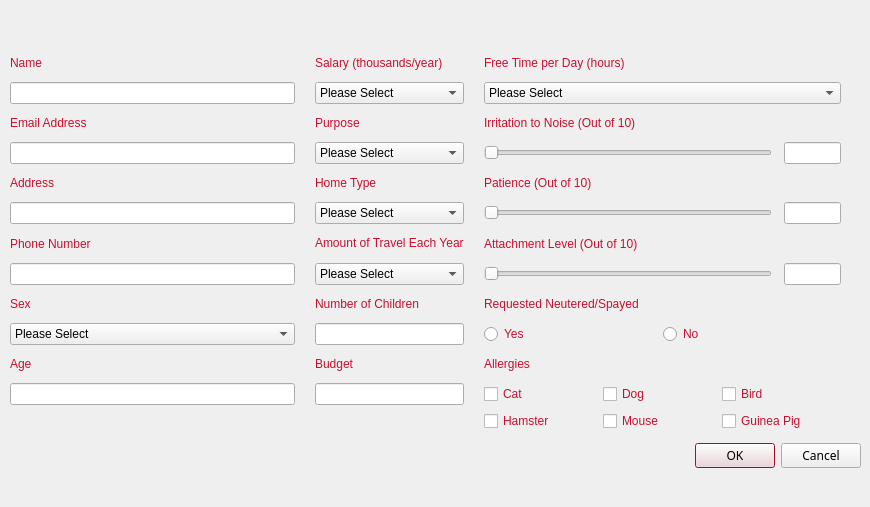
The window that cuACS/editprofile.ui (cameronhawtin/Animal-Farm-cuACS) describes before a commit, drawn with Qt 5.
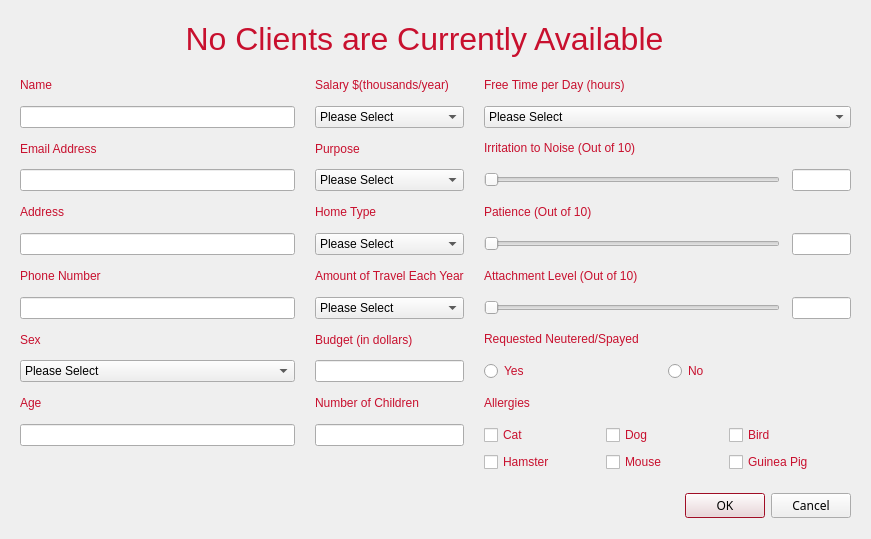
The same window after the commit.

What changed in the file:
```diff
--- a/cuACS/editprofile.ui
+++ b/cuACS/editprofile.ui
@@ -6,8 +6,8 @@
    <rect>
     <x>0</x>
     <y>0</y>
-    <width>870</width>
-    <height>507</height>
+    <width>871</width>
+    <height>539</height>
    </rect>
   </property>
   <property name="palette">
@@ -161,8 +161,8 @@
   <widget class="QDialogButtonBox" name="buttonBox">
    <property name="geometry">
     <rect>
-     <x>520</x>
-     <y>440</y>
+     <x>510</x>
+     <y>490</y>
      <width>341</width>
      <height>32</height>
     </rect>
@@ -182,116 +182,16 @@
   <widget class="QWidget" name="gridLayoutWidget">
    <property name="geometry">
     <rect>
-     <x>10</x>
-     <y>50</y>
+     <x>20</x>
+     <y>70</y>
      <width>831</width>
-     <height>381</height>
+     <height>402</height>
     </rect>
    </property>
-   <layout class="QGridLayout" name="gridLayout" columnstretch="4,2,5">
+   <layout class="QGridLayout" name="gridLayout" columnstretch="3,1,4">
     <property name="horizontalSpacing">
      <number>20</number>
     </property>
-    <item row="1" column="1">
-     <widget class="QComboBox" name="salaryComboBox">
-      <property name="enabled">
-       <bool>true</bool>
-      </property>
-      <item>
-       <property name="text">
-        <string>Please Select</string>
-       </property>
-      </item>
-      <item>
-       <property name="text">
-        <string>0 - 30</string>
-       </property>
-      </item>
-      <item>
-       <property name="text">
-        <string>30 - 50</string>
-       </property>
-      </item>
-      <item>
-       <property name="text">
-        <string>50 - 70</string>
-       </property>
-      </item>
-      <item>
-       <property name="text">
-        <string>70 - 90</string>
-       </property>
-      </item>
-      <item>
-       <property name="text">
-        <string>90 - 110</string>
-       </property>
-      </item>
-      <item>
-       <property name="text">
-        <string>110 - 130</string>
-       </property>
-      </item>
-      <item>
-       <property name="text">
-        <string>130+</string>
-       </property>
-      </item>
-     </widget>
-    </item>
-    <item row="2" column="0">
-     <widget class="QLabel" name="emailLabel">
-      <property name="enabled">
-       <bool>true</bool>
-      </property>
-      <property name="text">
-       <string>Email Address</string>
-      </property>
-     </widget>
-    </item>
-    <item row="6" column="1">
-     <widget class="QLabel" name="travelLabel">
-      <property name="enabled">
-       <bool>true</bool>
-      </property>
-      <property name="text">
-       <string>&lt;html&gt;&lt;head/&gt;&lt;body&gt;&lt;p&gt;Amount of Travel Each Year&lt;/p&gt;&lt;/body&gt;&lt;/html&gt;</string>
-      </property>
-     </widget>
-    </item>
-    <item row="7" column="0">
-     <widget class="QLineEdit" name="phoneLineEdit"/>
-    </item>
-    <item row="7" column="2">
-     <layout class="QHBoxLayout" name="horizontalLayout_9" stretch="10,2">
-      <property name="spacing">
-       <number>12</number>
-      </property>
-      <item>
-       <widget class="QSlider" name="attachmentSlider">
-        <property name="maximum">
-         <number>10</number>
-        </property>
-        <property name="pageStep">
-         <number>2</number>
-        </property>
-        <property name="orientation">
-         <enum>Qt::Horizontal</enum>
-        </property>
-       </widget>
-      </item>
-      <item>
-       <widget class="QLineEdit" name="attachmentLineEdit">
-        <property name="enabled">
-         <bool>false</bool>
-        </property>
-        <property name="alignment">
-         <set>Qt::AlignCenter</set>
-        </property>
-       </widget>
-      </item>
-     </layout>
-    </item>
     <item row="1" column="2">
      <widget class="QComboBox" name="freeTimeComboBox">
       <property name="enabled">
@@ -324,30 +224,126 @@
       </item>
      </widget>
     </item>
-    <item row="5" column="0">
-     <widget class="QLineEdit" name="addressLineEdit"/>
-    </item>
-    <item row="10" column="0">
-     <widget class="QLabel" name="ageLabel">
+    <item row="0" column="1">
+     <widget class="QLabel" name="salaryLabel">
       <property name="enabled">
        <bool>true</bool>
       </property>
       <property name="text">
-       <string>Age</string>
+       <string>&lt;html&gt;&lt;head/&gt;&lt;body&gt;&lt;p&gt;Salary $(thousands/year)&lt;/p&gt;&lt;/body&gt;&lt;/html&gt;</string>
+      </property>
+     </widget>
+    </item>
+    <item row="5" column="2">
+     <layout class="QHBoxLayout" name="horizontalLayout_8" stretch="10,2">
+      <property name="spacing">
+       <number>12</number>
+      </property>
+      <item>
+       <widget class="QSlider" name="patienceSlider">
+        <property name="maximum">
+         <number>10</number>
+        </property>
+        <property name="pageStep">
+         <number>2</number>
+        </property>
+        <property name="orientation">
+         <enum>Qt::Horizontal</enum>
+        </property>
+       </widget>
+      </item>
+      <item>
+       <widget class="QLineEdit" name="patienceLineEdit">
+        <property name="enabled">
+         <bool>false</bool>
+        </property>
+        <property name="alignment">
+         <set>Qt::AlignCenter</set>
+        </property>
+       </widget>
+      </item>
+     </layout>
+    </item>
+    <item row="7" column="2">
+     <layout class="QHBoxLayout" name="horizontalLayout_9" stretch="10,2">
+      <property name="spacing">
+       <number>12</number>
+      </property>
+      <item>
+       <widget class="QSlider" name="attachmentSlider">
+        <property name="maximum">
+         <number>10</number>
+        </property>
+        <property name="pageStep">
+         <number>2</number>
+        </property>
+        <property name="orientation">
+         <enum>Qt::Horizontal</enum>
+        </property>
+       </widget>
+      </item>
+      <item>
+       <widget class="QLineEdit" name="attachmentLineEdit">
+        <property name="enabled">
+         <bool>false</bool>
+        </property>
+        <property name="alignment">
+         <set>Qt::AlignCenter</set>
+        </property>
+       </widget>
+      </item>
+     </layout>
+    </item>
+    <item row="1" column="0">
+     <widget class="QLineEdit" name="nameLineEdit">
+      <property name="enabled">
+       <bool>true</bool>
       </property>
      </widget>
     </item>
     <item row="3" column="0">
      <widget class="QLineEdit" name="emailLineEdit"/>
     </item>
-    <item row="0" column="0">
-     <widget class="QLabel" name="nameLabel">
+    <item row="7" column="1">
+     <widget class="QComboBox" name="travelComboBox">
       <property name="enabled">
        <bool>true</bool>
       </property>
-      <property name="text">
-       <string>Name</string>
-      </property>
+      <item>
+       <property name="text">
+        <string>Please Select</string>
+       </property>
+      </item>
+      <item>
+       <property name="text">
+        <string>No Travel</string>
+       </property>
+      </item>
+      <item>
+       <property name="text">
+        <string>1 - 2 Weeks</string>
+       </property>
+      </item>
+      <item>
+       <property name="text">
+        <string>3 - 4 Weeks</string>
+       </property>
+      </item>
+      <item>
+       <property name="text">
+        <string>2 - 3 Months</string>
+       </property>
+      </item>
+      <item>
+       <property name="text">
+        <string>4 - 6 months</string>
+       </property>
+      </item>
+      <item>
+       <property name="text">
+        <string>Constant Travel</string>
+       </property>
+      </item>
      </widget>
     </item>
     <item row="2" column="2">
@@ -360,73 +356,26 @@
       </property>
      </widget>
     </item>
-    <item row="9" column="2">
-     <layout class="QHBoxLayout" name="horizontalLayout_3">
-      <item>
-       <widget class="QRadioButton" name="isNeuteredRadioButtonYES">
-        <property name="text">
-         <string>Yes</string>
-        </property>
-       </widget>
-      </item>
-      <item>
-       <widget class="QRadioButton" name="isNeuteredRadioButtonNO">
-        <property name="text">
-         <string>No</string>
-        </property>
-       </widget>
-      </item>
-     </layout>
-    </item>
-    <item row="8" column="2">
-     <widget class="QLabel" name="requireLabel">
+    <item row="8" column="0">
+     <widget class="QLabel" name="sexLabel">
       <property name="enabled">
        <bool>true</bool>
       </property>
       <property name="text">
-       <string>&lt;html&gt;&lt;head/&gt;&lt;body&gt;&lt;p&gt;Requested Neutered/Spayed&lt;/p&gt;&lt;/body&gt;&lt;/html&gt;</string>
+       <string>Sex</string>
       </property>
      </widget>
     </item>
-    <item row="6" column="0">
-     <widget class="QLabel" name="phoneLabel">
+    <item row="10" column="2">
+     <widget class="QLabel" name="allergicLabel">
       <property name="enabled">
        <bool>true</bool>
       </property>
       <property name="text">
-       <string>Phone Number</string>
+       <string>Allergies</string>
       </property>
      </widget>
     </item>
-    <item row="12" column="2">
-     <layout class="QVBoxLayout" name="verticalLayout_5">
-      <item>
-       <layout class="QHBoxLayout" name="horizontalLayout_2">
-        <item>
-         <widget class="QCheckBox" name="hamsterAllergyCheckBox">
-          <property name="text">
-           <string>Hamster</string>
-          </property>
-         </widget>
-        </item>
-        <item>
-         <widget class="QCheckBox" name="mouseAllergyCheckBox">
-          <property name="text">
-           <string>Mouse</string>
-          </property>
-         </widget>
-        </item>
-        <item>
-         <widget class="QCheckBox" name="guineapigAllergyCheckBox">
-          <property name="text">
-           <string>Guinea Pig</string>
-          </property>
-         </widget>
-        </item>
-       </layout>
-      </item>
-     </layout>
-    </item>
     <item row="5" column="1">
      <widget class="QComboBox" name="homeTypeComboBox">
       <property name="enabled">
@@ -469,20 +418,165 @@
       </item>
      </widget>
     </item>
-    <item row="1" column="0">
-     <widget class="QLineEdit" name="nameLineEdit">
+    <item row="9" column="2">
+     <layout class="QHBoxLayout" name="horizontalLayout_3">
+      <item>
+       <widget class="QRadioButton" name="isNeuteredRadioButtonYES">
+        <property name="text">
+         <string>Yes</string>
+        </property>
+       </widget>
+      </item>
+      <item>
+       <widget class="QRadioButton" name="isNeuteredRadioButtonNO">
+        <property name="text">
+         <string>No</string>
+        </property>
+       </widget>
+      </item>
+     </layout>
+    </item>
+    <item row="4" column="2">
+     <widget class="QLabel" name="labelPatience">
       <property name="enabled">
        <bool>true</bool>
       </property>
+      <property name="text">
+       <string>Patience (Out of 10)</string>
+      </property>
      </widget>
     </item>
-    <item row="0" column="1">
-     <widget class="QLabel" name="salaryLabel">
+    <item row="2" column="0">
+     <widget class="QLabel" name="emailLabel">
       <property name="enabled">
        <bool>true</bool>
       </property>
       <property name="text">
-       <string>&lt;html&gt;&lt;head/&gt;&lt;body&gt;&lt;p&gt;Salary (thousands/year)&lt;/p&gt;&lt;/body&gt;&lt;/html&gt;</string>
+       <string>Email Address</string>
+      </property>
+     </widget>
+    </item>
+    <item row="9" column="0">
+     <widget class="QComboBox" name="sexComboBox">
+      <property name="enabled">
+       <bool>true</bool>
+      </property>
+      <item>
+       <property name="text">
+        <string>Please Select</string>
+       </property>
+      </item>
+      <item>
+       <property name="text">
+        <string>Male</string>
+       </property>
+      </item>
+      <item>
+       <property name="text">
+        <string>Female</string>
+       </property>
+      </item>
+     </widget>
+    </item>
+    <item row="6" column="2">
+     <widget class="QLabel" name="attachmentLabel">
+      <property name="enabled">
+       <bool>true</bool>
+      </property>
+      <property name="text">
+       <string>Attachment Level (Out of 10)</string>
+      </property>
+     </widget>
+    </item>
+    <item row="1" column="1">
+     <widget class="QComboBox" name="salaryComboBox">
+      <property name="enabled">
+       <bool>true</bool>
+      </property>
+      <item>
+       <property name="text">
+        <string>Please Select</string>
+       </property>
+      </item>
+      <item>
+       <property name="text">
+        <string>0 - 30</string>
+       </property>
+      </item>
+      <item>
+       <property name="text">
+        <string>30 - 50</string>
+       </property>
+      </item>
+      <item>
+       <property name="text">
+        <string>50 - 70</string>
+       </property>
+      </item>
+      <item>
+       <property name="text">
+        <string>70 - 90</string>
+       </property>
+      </item>
+      <item>
+       <property name="text">
+        <string>90 - 110</string>
+       </property>
+      </item>
+      <item>
+       <property name="text">
+        <string>110 - 130</string>
+       </property>
+      </item>
+      <item>
+       <property name="text">
+        <string>130+</string>
+       </property>
+      </item>
+     </widget>
+    </item>
+    <item row="6" column="1">
+     <widget class="QLabel" name="travelLabel">
+      <property name="enabled">
+       <bool>true</bool>
+      </property>
+      <property name="text">
+       <string>&lt;html&gt;&lt;head/&gt;&lt;body&gt;&lt;p&gt;Amount of Travel Each Year&lt;/p&gt;&lt;/body&gt;&lt;/html&gt;</string>
+      </property>
+     </widget>
+    </item>
+    <item row="11" column="2">
+     <layout class="QHBoxLayout" name="horizontalLayout">
+      <item>
+       <widget class="QCheckBox" name="catAllergyCheckBox">
+        <property name="text">
+         <string>Cat</string>
+        </property>
+       </widget>
+      </item>
+      <item>
+       <widget class="QCheckBox" name="dogAllergyCheckBox">
+        <property name="text">
+         <string>Dog</string>
+        </property>
+       </widget>
+      </item>
+      <item>
+       <widget class="QCheckBox" name="birdAllergyCheckBox">
+        <property name="text">
+         <string>Bird</string>
+        </property>
+       </widget>
+      </item>
+     </layout>
+    </item>
+    <item row="4" column="1">
+     <widget class="QLabel" name="homeTypeLabel">
+      <property name="enabled">
+       <bool>true</bool>
+      </property>
+      <property name="text">
+       <string>Home Type</string>
       </property>
      </widget>
     </item>
@@ -496,47 +590,8 @@
       </property>
      </widget>
     </item>
-    <item row="7" column="1">
-     <widget class="QComboBox" name="travelComboBox">
-      <property name="enabled">
-       <bool>true</bool>
-      </property>
-      <item>
-       <property name="text">
-        <string>Please Select</string>
-       </property>
-      </item>
-      <item>
-       <property name="text">
-        <string>No Travel</string>
-       </property>
-      </item>
-      <item>
-       <property name="text">
-        <string>1 - 2 Weeks</string>
-       </property>
-      </item>
-      <item>
-       <property name="text">
-        <string>3 - 4 Weeks</string>
-       </property>
-      </item>
-      <item>
-       <property name="text">
-        <string>2 - 3 Months</string>
-       </property>
-      </item>
-      <item>
-       <property name="text">
-        <string>4 - 6 months</string>
-       </property>
-      </item>
-      <item>
-       <property name="text">
-        <string>Constant Travel</string>
-       </property>
-      </item>
-     </widget>
+    <item row="5" column="0">
+     <widget class="QLineEdit" name="addressLineEdit"/>
     </item>
     <item row="3" column="1">
      <widget class="QComboBox" name="purposeComboBox">
@@ -580,38 +635,6 @@
       </item>
      </widget>
     </item>
-    <item row="8" column="0">
-     <widget class="QLabel" name="sexLabel">
-      <property name="enabled">
-       <bool>true</bool>
-      </property>
-      <property name="text">
-       <string>Sex</string>
-      </property>
-     </widget>
-    </item>
-    <item row="9" column="0">
-     <widget class="QComboBox" name="sexComboBox">
-      <property name="enabled">
-       <bool>true</bool>
-      </property>
-      <item>
-       <property name="text">
-        <string>Please Select</string>
-       </property>
-      </item>
-      <item>
-       <property name="text">
-        <string>Male</string>
-       </property>
-      </item>
-      <item>
-       <property name="text">
-        <string>Female</string>
-       </property>
-      </item>
-     </widget>
-    </item>
     <item row="2" column="1">
      <widget class="QLabel" name="purposeLabel">
       <property name="enabled">
@@ -622,100 +645,13 @@
       </property>
      </widget>
     </item>
-    <item row="5" column="2">
-     <layout class="QHBoxLayout" name="horizontalLayout_8" stretch="10,2">
-      <property name="spacing">
-       <number>12</number>
-      </property>
-      <item>
-       <widget class="QSlider" name="patienceSlider">
-        <property name="maximum">
-         <number>10</number>
-        </property>
-        <property name="pageStep">
-         <number>2</number>
-        </property>
-        <property name="orientation">
-         <enum>Qt::Horizontal</enum>
-        </property>
-       </widget>
-      </item>
-      <item>
-       <widget class="QLineEdit" name="patienceLineEdit">
-        <property name="enabled">
-         <bool>false</bool>
-        </property>
-        <property name="alignment">
-         <set>Qt::AlignCenter</set>
-        </property>
-       </widget>
-      </item>
-     </layout>
-    </item>
-    <item row="8" column="1">
-     <widget class="QLabel" name="childrenLabel">
+    <item row="0" column="0">
+     <widget class="QLabel" name="nameLabel">
       <property name="enabled">
        <bool>true</bool>
       </property>
       <property name="text">
-       <string>Number of Children</string>
-      </property>
-     </widget>
-    </item>
-    <item row="9" column="1">
-     <widget class="QLineEdit" name="childrenLineEdit">
-      <property name="enabled">
-       <bool>true</bool>
-      </property>
-     </widget>
-    </item>
-    <item row="4" column="1">
-     <widget class="QLabel" name="homeTypeLabel">
-      <property name="enabled">
-       <bool>true</bool>
-      </property>
-      <property name="text">
-       <string>Home Type</string>
-      </property>
-     </widget>
-    </item>
-    <item row="10" column="1">
-     <widget class="QLabel" name="budgetLabel">
-      <property name="enabled">
-       <bool>true</bool>
-      </property>
-      <property name="text">
-       <string>Budget</string>
-      </property>
-     </widget>
-    </item>
-    <item row="4" column="2">
-     <widget class="QLabel" name="labelPatience">
-      <property name="enabled">
-       <bool>true</bool>
-      </property>
-      <property name="text">
-       <string>Patience (Out of 10)</string>
-      </property>
-     </widget>
-    </item>
-    <item row="10" column="2">
-     <widget class="QLabel" name="allergicLabel">
-      <property name="enabled">
-       <bool>true</bool>
-      </property>
-      <property name="text">
-       <string>Allergies</string>
-      </property>
-     </widget>
-    </item>
-    <item row="6" column="2">
-     <widget class="QLabel" name="attachmentLabel">
-      <property name="enabled">
-       <bool>true</bool>
-      </property>
-      <property name="text">
-       <string>Attachment Level (Out of 10)</string>
+       <string>Name</string>
       </property>
      </widget>
     </item>
@@ -749,6 +685,48 @@
       </item>
      </layout>
     </item>
+    <item row="6" column="0">
+     <widget class="QLabel" name="phoneLabel">
+      <property name="enabled">
+       <bool>true</bool>
+      </property>
+      <property name="text">
+       <string>Phone Number</string>
+      </property>
+     </widget>
+    </item>
+    <item row="12" column="2">
+     <layout class="QVBoxLayout" name="verticalLayout_5">
+      <item>
+       <layout class="QHBoxLayout" name="horizontalLayout_2">
+        <item>
+         <widget class="QCheckBox" name="hamsterAllergyCheckBox">
+          <property name="text">
+           <string>Hamster</string>
+          </property>
+         </widget>
+        </item>
+        <item>
+         <widget class="QCheckBox" name="mouseAllergyCheckBox">
+          <property name="text">
+           <string>Mouse</string>
+          </property>
+         </widget>
+        </item>
+        <item>
+         <widget class="QCheckBox" name="guineapigAllergyCheckBox">
+          <property name="text">
+           <string>Guinea Pig</string>
+          </property>
+         </widget>
+        </item>
+       </layout>
+      </item>
+     </layout>
+    </item>
+    <item row="7" column="0">
+     <widget class="QLineEdit" name="phoneLineEdit"/>
+    </item>
     <item row="0" column="2">
      <widget class="QLabel" name="freeTimeLabel">
       <property name="enabled">
@@ -759,6 +737,26 @@
       </property>
      </widget>
     </item>
+    <item row="8" column="2">
+     <widget class="QLabel" name="requireLabel">
+      <property name="enabled">
+       <bool>true</bool>
+      </property>
+      <property name="text">
+       <string>&lt;html&gt;&lt;head/&gt;&lt;body&gt;&lt;p&gt;Requested Neutered/Spayed&lt;/p&gt;&lt;/body&gt;&lt;/html&gt;</string>
+      </property>
+     </widget>
+    </item>
+    <item row="10" column="0">
+     <widget class="QLabel" name="ageLabel">
+      <property name="enabled">
+       <bool>true</bool>
+      </property>
+      <property name="text">
+       <string>Age</string>
+      </property>
+     </widget>
+    </item>
     <item row="11" column="0">
      <widget class="QLineEdit" name="ageLineEdit">
       <property name="enabled">
@@ -767,39 +765,62 @@
      </widget>
     </item>
     <item row="11" column="1">
+     <widget class="QLineEdit" name="childrenLineEdit">
+      <property name="enabled">
+       <bool>true</bool>
+      </property>
+     </widget>
+    </item>
+    <item row="9" column="1">
      <widget class="QLineEdit" name="budgetLineEdit">
       <property name="enabled">
        <bool>true</bool>
       </property>
      </widget>
     </item>
-    <item row="11" column="2">
-     <layout class="QHBoxLayout" name="horizontalLayout">
-      <item>
-       <widget class="QCheckBox" name="catAllergyCheckBox">
-        <property name="text">
-         <string>Cat</string>
-        </property>
-       </widget>
-      </item>
-      <item>
-       <widget class="QCheckBox" name="dogAllergyCheckBox">
-        <property name="text">
-         <string>Dog</string>
-        </property>
-       </widget>
-      </item>
-      <item>
-       <widget class="QCheckBox" name="birdAllergyCheckBox">
-        <property name="text">
-         <string>Bird</string>
-        </property>
-       </widget>
-      </item>
-     </layout>
+    <item row="10" column="1">
+     <widget class="QLabel" name="childrenLabel">
+      <property name="enabled">
+       <bool>true</bool>
+      </property>
+      <property name="text">
+       <string>Number of Children</string>
+      </property>
+     </widget>
+    </item>
+    <item row="8" column="1">
+     <widget class="QLabel" name="budgetLabel">
+      <property name="enabled">
+       <bool>true</bool>
+      </property>
+      <property name="text">
+       <string>Budget (in dollars)</string>
+      </property>
+     </widget>
     </item>
    </layout>
   </widget>
+  <widget class="QLabel" name="titleLabel">
+   <property name="geometry">
+    <rect>
+     <x>40</x>
+     <y>10</y>
+     <width>769</width>
+     <height>59</height>
+    </rect>
+   </property>
+   <property name="font">
+    <font>
+     <pointsize>24</pointsize>
+    </font>
+   </property>
+   <property name="text">
+    <string>&lt;html&gt;&lt;head/&gt;&lt;body&gt;&lt;p&gt;No Clients are Currently Available&lt;/p&gt;&lt;/body&gt;&lt;/html&gt;</string>
+   </property>
+   <property name="alignment">
+    <set>Qt::AlignCenter</set>
+   </property>
+  </widget>
  </widget>
  <resources/>
  <connections>
```
